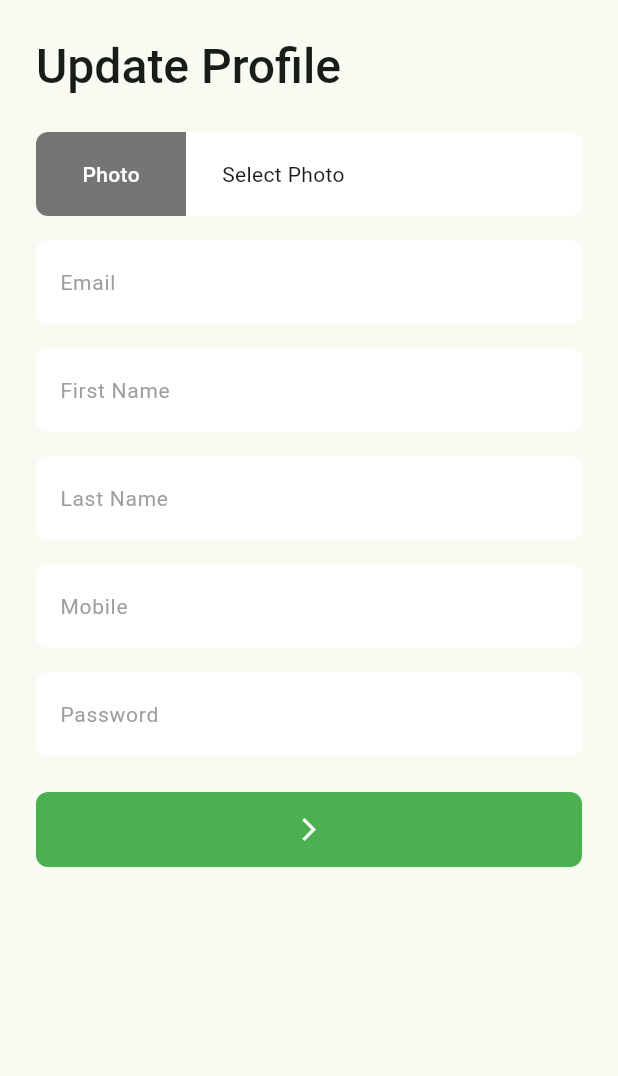
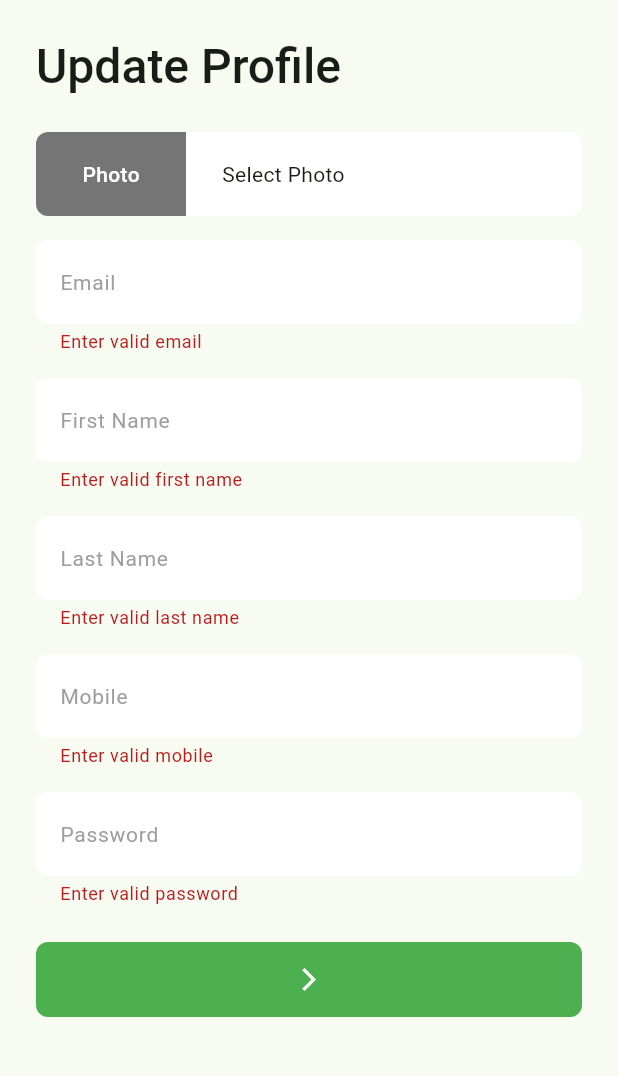
Before and after one commit to IkramulHasanTanvir/TaskManagerApp, a Flutter app: the ProfileScreen screen opened directly, after a tap on the "arrow forward ios" icon, on a phone screen of 412 x 824 dp, the part 84-1160 px from its top. Run offline on Flutter 3.47's test engine with Material 3 defaults, Android fonts, the phone set to English and light mode, and no system bars; our stand-ins replace flutter_svg, pin_code_fields, shared_preferences; accounts and stored records are empty.

Commit message:
update profile api success

```diff
--- a/lib/data/utils/urls.dart
+++ b/lib/data/utils/urls.dart
@@ -6,4 +6,6 @@ class Urls {
   static const String login = '$_baseUrl/Login';
 
   static const String createTask = '$_baseUrl/createTask';
+
+  static const String updateProfile = '$_baseUrl/ProfileUpdate';
 }
--- a/lib/ui/screens/profile_screen.dart
+++ b/lib/ui/screens/profile_screen.dart
@@ -1,8 +1,27 @@
 import 'package:flutter/material.dart';
+import 'package:task_manager_app/data/models/network_response.dart';
+import 'package:task_manager_app/data/services/network_caller.dart';
+import 'package:task_manager_app/data/utils/urls.dart';
+import 'package:task_manager_app/ui/widgets/snack_bar_message.dart';
 import 'package:task_manager_app/ui/widgets/tm_app_bar.dart';
 
-class ProfileScreen extends StatelessWidget {
+class ProfileScreen extends StatefulWidget {
   const ProfileScreen({super.key});
+
+  @override
+  State<ProfileScreen> createState() => _ProfileScreenState();
+}
+
+class _ProfileScreenState extends State<ProfileScreen> {
+  final TextEditingController _emailTEController = TextEditingController();
+  final TextEditingController _firstNameTEController = TextEditingController();
+  final TextEditingController _lastNameTEController = TextEditingController();
+  final TextEditingController _mobileTEController = TextEditingController();
+  final TextEditingController _passwordTEController = TextEditingController();
+
+  final GlobalKey<FormState> _globalKey = GlobalKey<FormState>();
+
+  bool _inProgress = false;
 
   @override
   Widget build(BuildContext context) {
@@ -55,7 +74,8 @@ class ProfileScreen extends StatelessWidget {
             child: const Text(
               'Photo',
               style: TextStyle(
-                        color: Colors.white,fontWeight: FontWeight.w500,
+                color: Colors.white,
+                fontWeight: FontWeight.w500,
               ),
             ),
           ),
@@ -67,38 +87,134 @@ class ProfileScreen extends StatelessWidget {
   }
 
   Widget _buildUpdateForm() {
-    return Column(
+    return Form(
+      key: _globalKey,
+      child: Column(
         children: [
           TextFormField(
+            controller: _emailTEController,
+            autovalidateMode: AutovalidateMode.onUserInteraction,
             keyboardType: TextInputType.emailAddress,
             decoration: const InputDecoration(hintText: 'Email'),
+            validator: (String? value){
+              if(value?.trim().isEmpty == true){
+                return 'Enter valid email';
+              }
+              return null;
+            },
           ),
           const SizedBox(height: 16),
           TextFormField(
+            controller: _firstNameTEController,
+            autovalidateMode: AutovalidateMode.onUserInteraction,
             decoration: const InputDecoration(hintText: 'First Name'),
+            validator: (String? value){
+              if(value?.trim().isEmpty == true){
+                return 'Enter valid first name';
+              }
+              return null;
+            },
           ),
           const SizedBox(height: 16),
           TextFormField(
+            controller: _lastNameTEController,
+            autovalidateMode: AutovalidateMode.onUserInteraction,
             decoration: const InputDecoration(hintText: 'Last Name'),
+            validator: (String? value){
+              if(value?.trim().isEmpty == true){
+                return 'Enter valid last name';
+              }
+              return null;
+            },
           ),
           const SizedBox(height: 16),
           TextFormField(
+            controller: _mobileTEController,
+            autovalidateMode: AutovalidateMode.onUserInteraction,
             keyboardType: TextInputType.phone,
             decoration: const InputDecoration(hintText: 'Mobile'),
+            validator: (String? value){
+              if(value?.trim().isEmpty == true){
+                return 'Enter valid mobile';
+              }
+              return null;
+            },
           ),
           const SizedBox(height: 16),
           TextFormField(
+            controller: _passwordTEController,
+            autovalidateMode: AutovalidateMode.onUserInteraction,
             obscureText: true,
             decoration: const InputDecoration(hintText: 'Password'),
+            validator: (String? value){
+              if(value?.trim().isEmpty == true){
+                return 'Enter valid password';
+              }
+              return null;
+            },
           ),
           const SizedBox(height: 24),
-        ElevatedButton(
+          Visibility(
+            visible: !_inProgress,
+            replacement: const CircularProgressIndicator(),
+            child: ElevatedButton(
               onPressed: _onTapUpdateProfileButton,
               child: const Icon(Icons.arrow_forward_ios),
             ),
+          ),
         ],
+      ),
     );
   }
 
-  void _onTapUpdateProfileButton() {}
+  void _onTapUpdateProfileButton() {
+    if(!_globalKey.currentState!.validate()){
+      return;
     }
+    _updateProfile();
+  }
+
+  Future<void> _updateProfile() async {
+    _inProgress = true;
+    setState(() {});
+    Map<String, dynamic> requestBody = {
+      "email": _emailTEController.text.trim(),
+      "firstName": _firstNameTEController.text.trim(),
+      "lastName": _lastNameTEController.text.trim(),
+      "mobile": int.parse(_mobileTEController.text.trim()),
+      "password": _passwordTEController.text,
+    };
+
+    final NetworkResponse response = await NetworkCaller.postRequest(
+      url: Urls.updateProfile,
+      body: requestBody,
+    );
+    _inProgress = false;
+    setState(() {});
+    if(response.isSuccess){
+      Navigator.pop(context);
+      _clearField();
+      snackBarMessage(context, 'profile update successfully');
+    }else{
+      snackBarMessage(context, response.errorMessage,true);
+    }
+  }
+
+  void _clearField(){
+    _emailTEController.clear();
+    _firstNameTEController.clear();
+    _lastNameTEController.clear();
+    _mobileTEController.clear();
+    _passwordTEController.clear();
+  }
+
+  @override
+  void dispose() {
+    _emailTEController.dispose();
+    _firstNameTEController.dispose();
+    _lastNameTEController.dispose();
+    _mobileTEController.dispose();
+    _passwordTEController.dispose();
+    super.dispose();
+  }
+}
```
Lines whose indentation alone changed are shown as unchanged.
